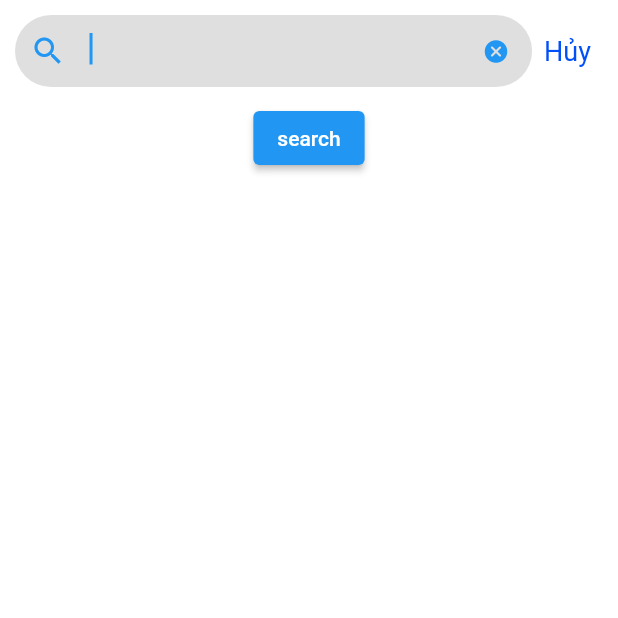
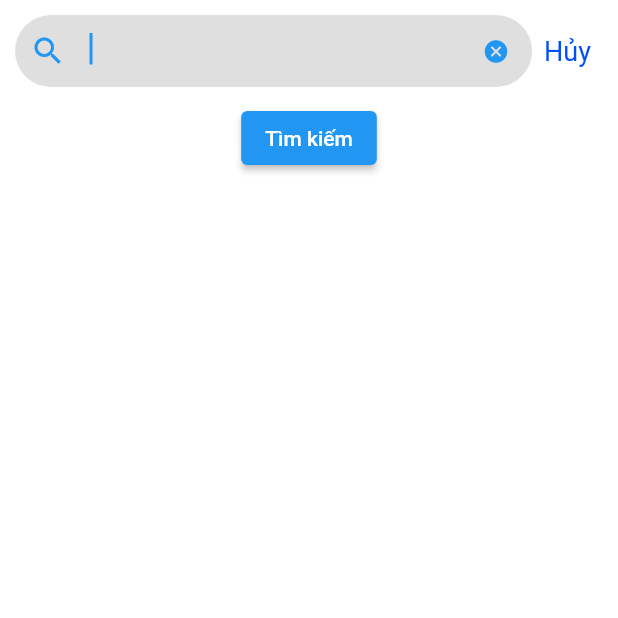
Before and after one commit to Phong2002/Flutter-Group16, a Flutter app: the SearchLocationPage screen opened directly, on a phone screen of 412 x 824 dp, the top half of it. Run offline on Flutter 3.47's test engine with Material 2 defaults, Android fonts, the phone set to English and light mode, and no system bars; our stand-ins replace firebase_auth, firebase_core, firebase_database, flutter_dotenv, flutter_localization, font_awesome_flutter and 4 more; missing offline and left inert: dart:ffi; accounts and stored records are empty; network calls fail; statements that could not run were skipped.

Commit message:
update : scroll

```diff
--- a/weather_app/lib/Widgets/searchLocation.dart
+++ b/weather_app/lib/Widgets/searchLocation.dart
@@ -69,7 +69,7 @@ class _SearchLocationState extends State<SearchLocation> {
             Padding(
               padding: const EdgeInsets.all(8.0),
               child: InkWell(
-                child: Text(
+                child: const Text(
                   "Hủy",
                   style: TextStyle(
                       color: Color.fromARGB(255, 0, 79, 248), fontSize: 18),
@@ -82,7 +82,9 @@ class _SearchLocationState extends State<SearchLocation> {
           ],
         ),
       ),
-      SingleChildScrollView(
+      Expanded(
+        flex: 1,
+        child: SingleChildScrollView(
           scrollDirection: Axis.vertical,
           child: Column(
             children: [
@@ -90,10 +92,11 @@ class _SearchLocationState extends State<SearchLocation> {
                   onPressed: () {
                     handleSearch();
                   },
-                child: Text("search")),
+                  child: const Text("Tìm kiếm")),
               for (var location in locationList)
-              LocationWidget(location: location!, isExists: Provider.of<WeatherProvider>(context,listen: false).isExistsLocation(location),),
+                LocationWidget(location: location!, isExists: Provider.of<WeatherProvider>(context,listen: true).isExistsLocation(location),),
             ],
+          ),
         ),
       )
         ],
@@ -123,11 +126,11 @@ class _LocationWidgetState extends State<LocationWidget>{
       onTap: (){},
       borderRadius: BorderRadius.circular(50),
       child: Container(
-        padding: EdgeInsets.symmetric(vertical: 5, horizontal: 15),
-        margin: EdgeInsets.all(10),
+        padding: const EdgeInsets.symmetric(vertical: 5, horizontal: 15),
+        margin: const EdgeInsets.all(10),
         decoration: BoxDecoration(
             borderRadius: BorderRadius.circular(30),
-            color: Color.fromRGBO(220, 220, 220, 0.5)),
+            color: const Color.fromRGBO(220, 220, 220, 0.5)),
         child: Row(
           mainAxisAlignment: MainAxisAlignment.spaceBetween,
           children: [
```
Lines whose indentation alone changed are shown as unchanged.
